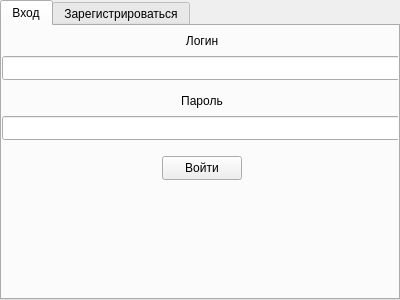
Before: the Qt Designer form pm-client-source-code/log_in_form.ui in private-messenger/cpp-qt-client, drawn with Qt 5.
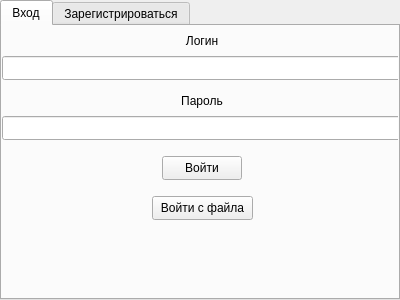
After: the same form once the commit is applied. Icons and pictures are not drawn.

The edit to the form file:
```diff
--- a/pm-client-source-code/log_in_form.ui
+++ b/pm-client-source-code/log_in_form.ui
@@ -95,6 +95,19 @@
       <string>Войти</string>
      </property>
     </widget>
+    <widget class="QPushButton" name="signInFromFileButton">
+     <property name="geometry">
+      <rect>
+       <x>150</x>
+       <y>170</y>
+       <width>101</width>
+       <height>24</height>
+      </rect>
+     </property>
+     <property name="text">
+      <string>Войти с файла</string>
+     </property>
+    </widget>
    </widget>
    <widget class="QWidget" name="signUp">
     <attribute name="title">
```
